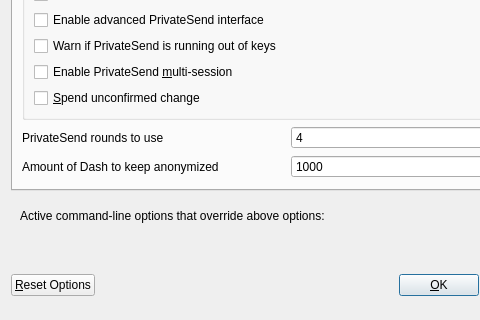
Qt form src/qt/forms/optionsdialog.ui (stashpayio/stash) before a commit; both pictures show x 0 to 480 and y 117 to 437 of the 576 by 437 pixel window.
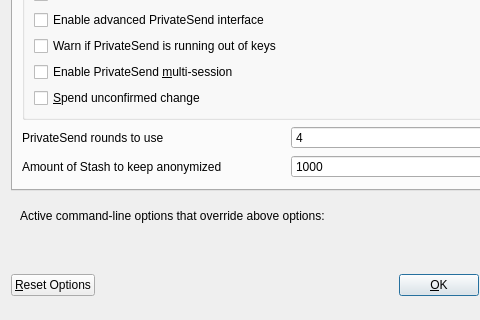
The same form after that commit. The open tabs and pages were chosen to show the change. Custom widgets are drawn as their Qt base class.

Patch:
```diff
--- a/src/qt/forms/optionsdialog.ui
+++ b/src/qt/forms/optionsdialog.ui
@@ -253,7 +253,7 @@
             <string notr="true"/>
            </property>
            <property name="text">
-            <string>Amount of Dash to keep anonymized</string>
+            <string>Amount of Stash to keep anonymized</string>
            </property>
           </widget>
          </item>
```
Left out of the diff: 8 changed lines with no effect on the pictures.
